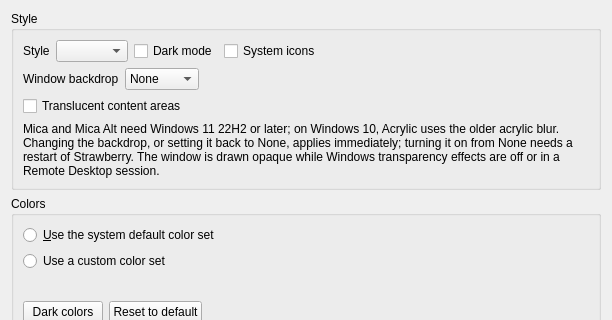
Old version of the form src/settings/appearancesettingspage.ui in the repository Genki-jp0/Akousma; both pictures show x 0 to 612 and y 0 to 320 of the 612 by 1375 pixel window.
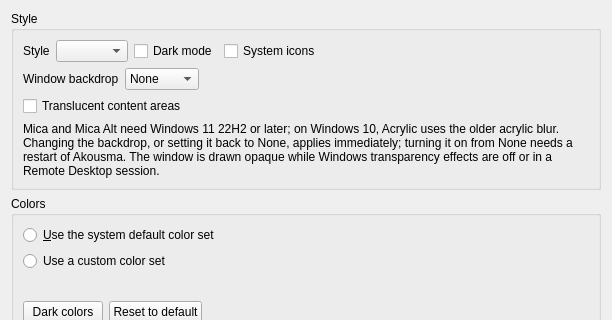
New version of the form.

Commit message: Say Akousma instead of Strawberry in the user interface

Patch:
```diff
--- a/src/settings/appearancesettingspage.ui
+++ b/src/settings/appearancesettingspage.ui
@@ -147,7 +147,7 @@
          <item>
           <widget class="QLabel" name="label_window_backdrop_info">
            <property name="text">
-            <string>Mica and Mica Alt need Windows 11 22H2 or later; on Windows 10, Acrylic uses the older acrylic blur. Changing the backdrop, or setting it back to None, applies immediately; turning it on from None needs a restart of Strawberry. The window is drawn opaque while Windows transparency effects are off or in a Remote Desktop session.</string>
+            <string>Mica and Mica Alt need Windows 11 22H2 or later; on Windows 10, Acrylic uses the older acrylic blur. Changing the backdrop, or setting it back to None, applies immediately; turning it on from None needs a restart of Akousma. The window is drawn opaque while Windows transparency effects are off or in a Remote Desktop session.</string>
            </property>
            <property name="wordWrap">
             <bool>true</bool>
```
Left out of the diff: 4 changed lines with no effect on the pictures. The commit also changes 45 other files.
